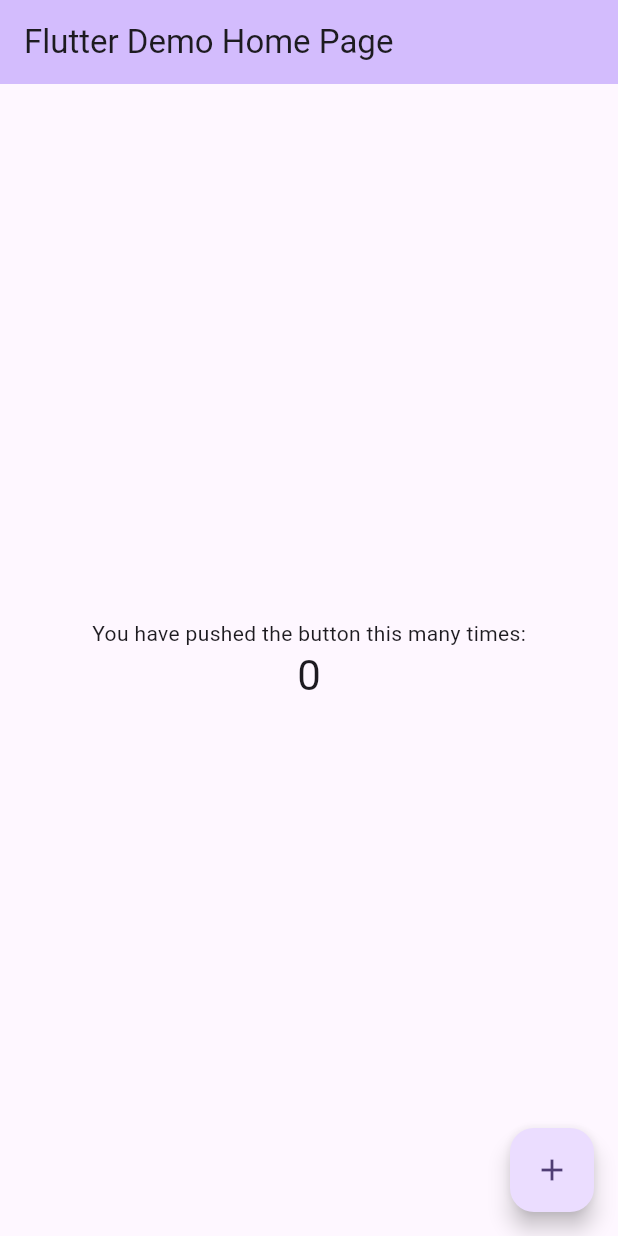
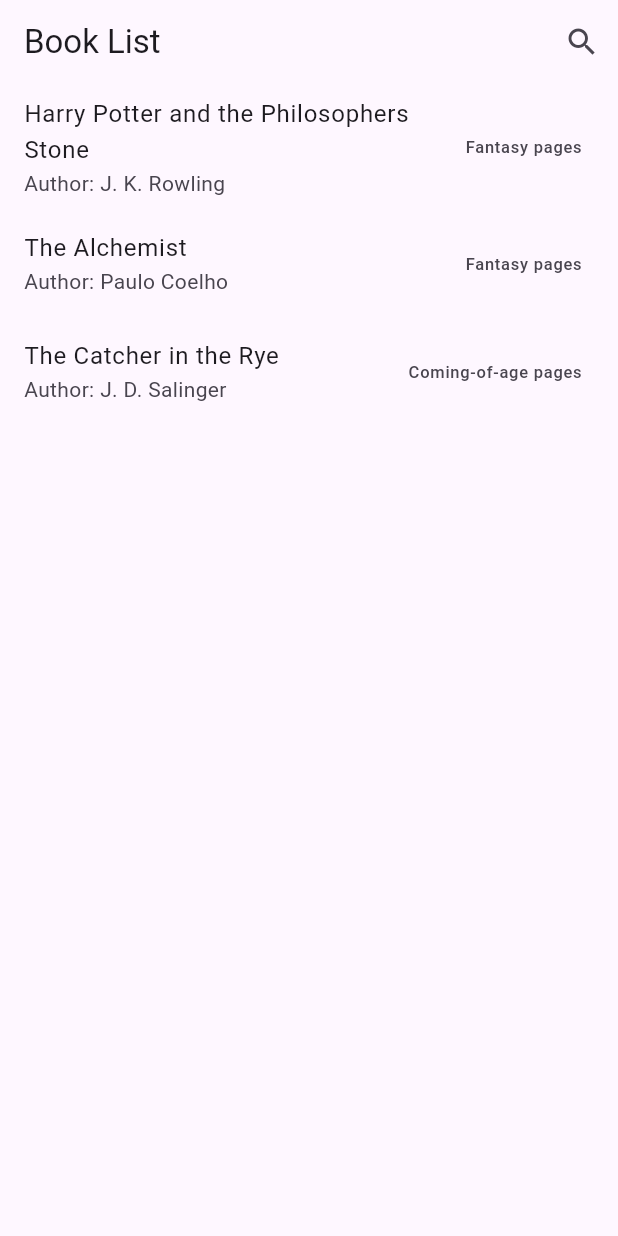
Before and after one commit to AzadMahmud/flutter-essential, a Flutter app: the screen it shows after launch, on a phone screen of 412 x 824 dp. Run offline on Flutter 3.47's test engine with Material 3 defaults, Android fonts, the phone set to English and light mode, and no system bars.

Commit message:
Flutter app that displays a list of data using the ListView widget

```diff
--- a/lib/main.dart
+++ b/lib/main.dart
@@ -7,119 +7,63 @@ void main() {
 class MyApp extends StatelessWidget {
   const MyApp({super.key});
 
-  // This widget is the root of your application.
   @override
   Widget build(BuildContext context) {
-    return MaterialApp(
-      title: 'Flutter Demo',
-      theme: ThemeData(
-        // This is the theme of your application.
-        //
-        // TRY THIS: Try running your application with "flutter run". You'll see
-        // the application has a purple toolbar. Then, without quitting the app,
-        // try changing the seedColor in the colorScheme below to Colors.green
-        // and then invoke "hot reload" (save your changes or press the "hot
-        // reload" button in a Flutter-supported IDE, or press "r" if you used
-        // the command line to start the app).
-        //
-        // Notice that the counter didn't reset back to zero; the application
-        // state is not lost during the reload. To reset the state, use hot
-        // restart instead.
-        //
-        // This works for code too, not just values: Most code changes can be
-        // tested with just a hot reload.
-        colorScheme: ColorScheme.fromSeed(seedColor: Colors.deepPurple),
-        useMaterial3: true,
-      ),
-      home: const MyHomePage(title: 'Flutter Demo Home Page'),
+    return const MaterialApp(
+      title: 'Book List',
+      debugShowCheckedModeBanner: false,
+      home: BookListScreen(),
     );
   }
 }
 
-class MyHomePage extends StatefulWidget {
-  const MyHomePage({super.key, required this.title});
-
-  // This widget is the home page of your application. It is stateful, meaning
-  // that it has a State object (defined below) that contains fields that affect
-  // how it looks.
-
-  // This class is the configuration for the state. It holds the values (in this
-  // case the title) provided by the parent (in this case the App widget) and
-  // used by the build method of the State. Fields in a Widget subclass are
-  // always marked "final".
-
-  final String title;
+class BookListScreen extends StatefulWidget {
+  const BookListScreen({super.key});
 
   @override
-  State<MyHomePage> createState() => _MyHomePageState();
+  _BookListScreenState createState() => _BookListScreenState();
 }
 
-class _MyHomePageState extends State<MyHomePage> {
-  int _counter = 0;
-
-  void _incrementCounter() {
-    setState(() {
-      // This call to setState tells the Flutter framework that something has
-      // changed in this State, which causes it to rerun the build method below
-      // so that the display can reflect the updated values. If we changed
-      // _counter without calling setState(), then the build method would not be
-      // called again, and so nothing would appear to happen.
-      _counter++;
-    });
-  }
+class _BookListScreenState extends State<BookListScreen> {
+  List<Map<String, dynamic>> books = [
+    {
+      'title': 'Harry Potter and the Philosophers Stone',
+      'author': 'J. K. Rowling',
+      'genre': 'Fantasy'
+    },
+    {'title': 'The Alchemist', 'author': 'Paulo Coelho', 'genre': 'Fantasy'},
+    {
+      'title': 'The Catcher in the Rye',
+      'author': 'J. D. Salinger',
+      'genre': 'Coming-of-age'
+    },
+  ];
 
   @override
   Widget build(BuildContext context) {
-    // This method is rerun every time setState is called, for instance as done
-    // by the _incrementCounter method above.
-    //
-    // The Flutter framework has been optimized to make rerunning build methods
-    // fast, so that you can just rebuild anything that needs updating rather
-    // than having to individually change instances of widgets.
     return Scaffold(
       appBar: AppBar(
-        // TRY THIS: Try changing the color here to a specific color (to
-        // Colors.amber, perhaps?) and trigger a hot reload to see the AppBar
-        // change color while the other colors stay the same.
-        backgroundColor: Theme.of(context).colorScheme.inversePrimary,
-        // Here we take the value from the MyHomePage object that was created by
-        // the App.build method, and use it to set our appbar title.
-        title: Text(widget.title),
+        title: const Text('Book List'),
+        actions: [
+          IconButton(
+            icon: const Icon(Icons.search),
+            onPressed: () {
+              // Show search functionality
+
+            },
+          ),
+        ],
       ),
-      body: Center(
-        // Center is a layout widget. It takes a single child and positions it
-        // in the middle of the parent.
-        child: Column(
-          // Column is also a layout widget. It takes a list of children and
-          // arranges them vertically. By default, it sizes itself to fit its
-          // children horizontally, and tries to be as tall as its parent.
-          //
-          // Column has various properties to control how it sizes itself and
-          // how it positions its children. Here we use mainAxisAlignment to
-          // center the children vertically; the main axis here is the vertical
-          // axis because Columns are vertical (the cross axis would be
-          // horizontal).
-          //
-          // TRY THIS: Invoke "debug painting" (choose the "Toggle Debug Paint"
-          // action in the IDE, or press "p" in the console), to see the
-          // wireframe for each widget.
-          mainAxisAlignment: MainAxisAlignment.center,
-          children: <Widget>[
-            const Text(
-              'You have pushed the button this many times:',
-            ),
-            Text(
-              '$_counter',
-              style: Theme.of(context).textTheme.headlineMedium,
-            ),
-          ],
-        ),
+      body: ListView.builder(
+        itemCount: books.length,
+        itemBuilder: (context, index) {
+          return ListTile(
+            title: Text(books[index]['title']),
+            subtitle: Text('Author: ${books[index]['author']}'),
+            trailing: Text('${books[index]['genre']} pages'),
+          );
+        },
       ),
-      floatingActionButton: FloatingActionButton(
-        onPressed: _incrementCounter,
-        tooltip: 'Increment',
-        child: const Icon(Icons.add),
-      ), // This trailing comma makes auto-formatting nicer for build methods.
     );
   }
 }
```
